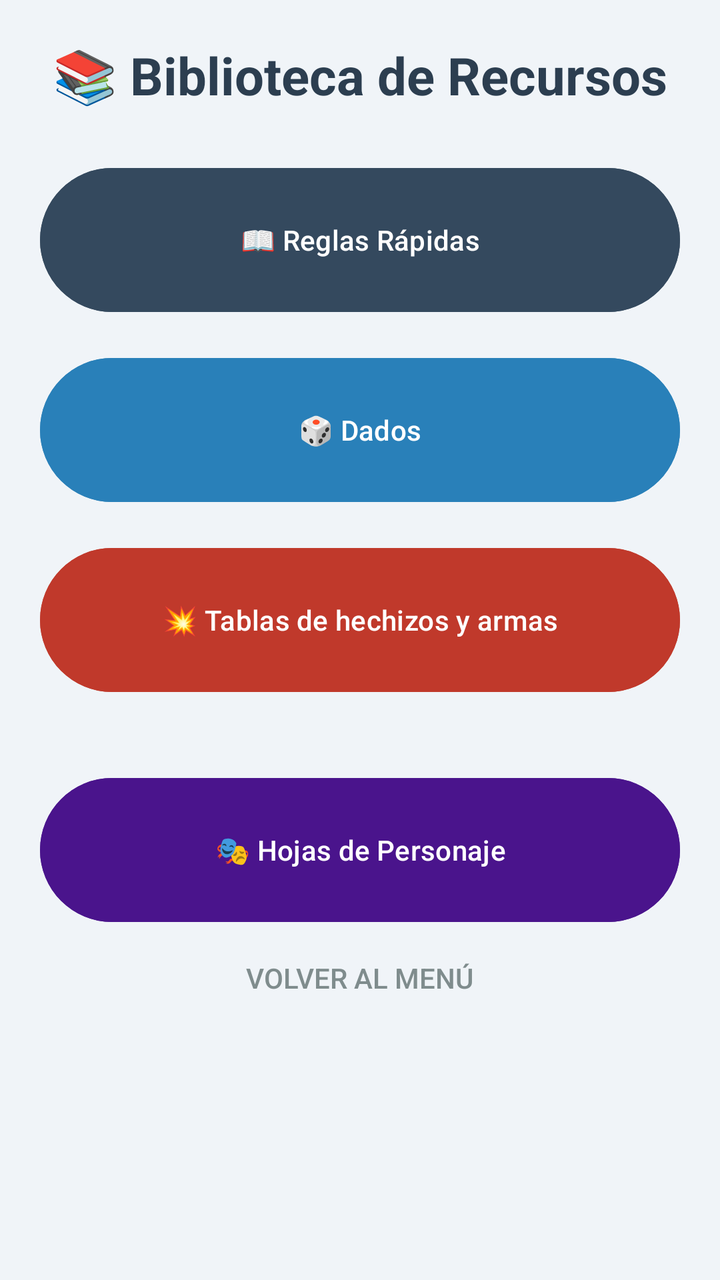
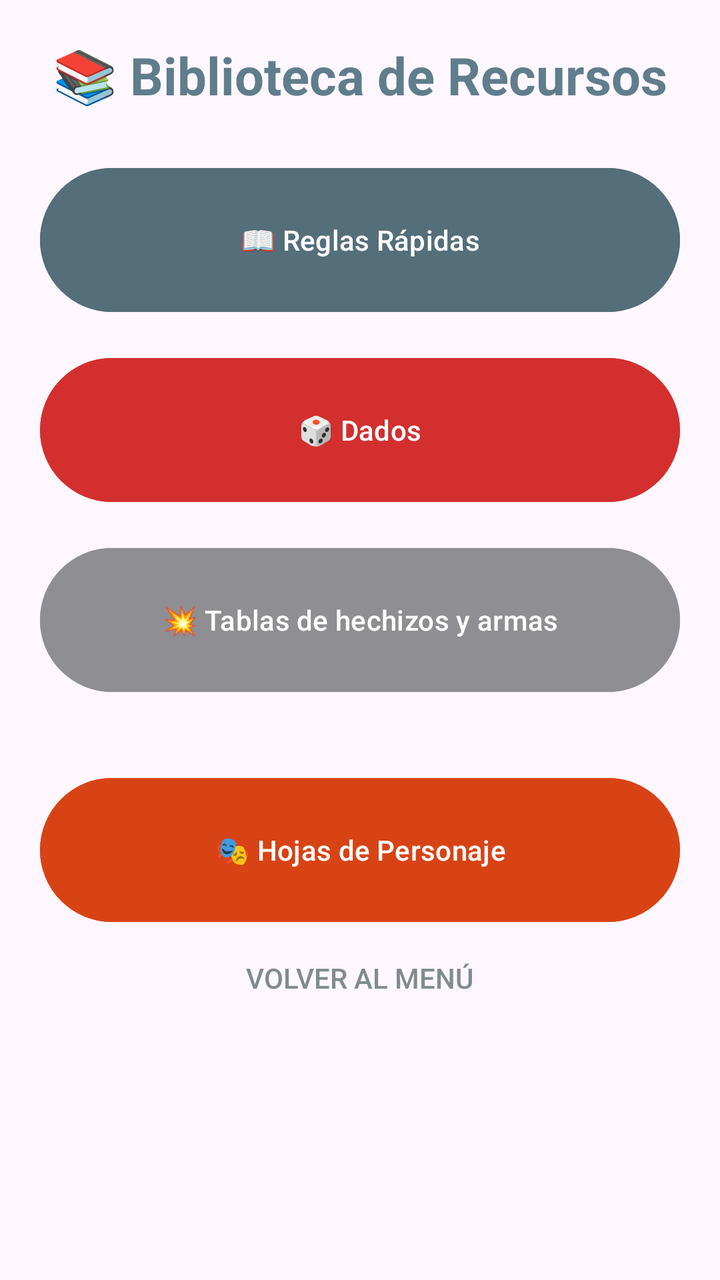

Before-and-after screenshots of an Android layout around one commit, followed by the original layout XML and the change that was made.
<!-- AndroidManifest.xml: application theme Theme.QuestApp -->
<!-- res/layout/activity_recursos.xml -->
<?xml version="1.0" encoding="utf-8"?>
<ScrollView xmlns:android="http://schemas.android.com/apk/res/android"
    android:layout_width="match_parent"
    android:layout_height="match_parent"
    android:background="#F0F4F8">

    <LinearLayout
        android:layout_width="match_parent"
        android:layout_height="wrap_content"
        android:orientation="vertical"
        android:padding="20dp">

        <TextView
            android:layout_width="wrap_content"
            android:layout_height="wrap_content"
            android:text="📚 Biblioteca de Recursos"
            android:textSize="26sp"
            android:textStyle="bold"
            android:layout_gravity="center"
            android:layout_marginBottom="25dp"
            android:textColor="#2C3E50"/>

        <Button
            android:id="@+id/btn_reglas_rapidas"
            android:layout_width="match_parent"
            android:layout_height="80dp"
            android:text="📖 Reglas Rápidas"
            android:layout_marginBottom="15dp"
            android:backgroundTint="#34495E"/>

        <Button
            android:id="@+id/btn_dados"
            android:layout_width="match_parent"
            android:layout_height="80dp"
            android:text="🎲 Dados"
            android:layout_marginBottom="15dp"
            android:backgroundTint="#2980B9"/>

        <Button
            android:id="@+id/btn_ir_equipo"
            android:layout_width="match_parent"
            android:layout_height="80dp"
            android:text="💥 Tablas de hechizos y armas"
            android:layout_marginBottom="30dp"
            android:backgroundTint="#C0392B"/>

        <Button
            android:id="@+id/btn_ir_personajes"
            android:layout_width="match_parent"
            android:layout_height="80dp"
            android:layout_marginTop="5dp"
            android:backgroundTint="#4A148C"
            android:text="🎭 Hojas de Personaje"
            android:textColor="#FFFFFF" />

        <Button
            android:id="@+id/btn_volver_recursos"
            style="@style/Widget.AppCompat.Button.Borderless"
            android:layout_width="wrap_content"
            android:layout_height="wrap_content"
            android:layout_gravity="center"
            android:text="Volver al Menú"
            android:textColor="#7F8C8D" />


    </LinearLayout>
</ScrollView>
<!-- resources referenced by this layout -->
<resources>
  <style name="Theme.QuestApp" parent="Theme.Material3.DayNight.NoActionBar">
      </style>
</resources>

<!-- the commit's change to res/layout/activity_recursos.xml (unified diff, before → after) -->
@@ -2,7 +2,7 @@
 <ScrollView xmlns:android="http://schemas.android.com/apk/res/android"
     android:layout_width="match_parent"
     android:layout_height="match_parent"
-    android:background="#F0F4F8">
+    >
 
     <LinearLayout
         android:layout_width="match_parent"
@@ -18,7 +18,7 @@
             android:textStyle="bold"
             android:layout_gravity="center"
             android:layout_marginBottom="25dp"
-            android:textColor="#2C3E50"/>
+            android:textColor="#607D8B"/>
 
         <Button
             android:id="@+id/btn_reglas_rapidas"
@@ -26,7 +26,7 @@
             android:layout_height="80dp"
             android:text="📖 Reglas Rápidas"
             android:layout_marginBottom="15dp"
-            android:backgroundTint="#34495E"/>
+            android:backgroundTint="#546E7A"/>
 
         <Button
             android:id="@+id/btn_dados"
@@ -34,7 +34,7 @@
             android:layout_height="80dp"
             android:text="🎲 Dados"
             android:layout_marginBottom="15dp"
-            android:backgroundTint="#2980B9"/>
+            android:backgroundTint="#D32F2F"/>
 
         <Button
             android:id="@+id/btn_ir_equipo"
@@ -42,14 +42,14 @@
             android:layout_height="80dp"
             android:text="💥 Tablas de hechizos y armas"
             android:layout_marginBottom="30dp"
-            android:backgroundTint="#C0392B"/>
+            android:backgroundTint="#8E8E93"/>
 
         <Button
             android:id="@+id/btn_ir_personajes"
             android:layout_width="match_parent"
             android:layout_height="80dp"
             android:layout_marginTop="5dp"
-            android:backgroundTint="#4A148C"
+            android:backgroundTint="#D84315"
             android:text="🎭 Hojas de Personaje"
             android:textColor="#FFFFFF" />
 
